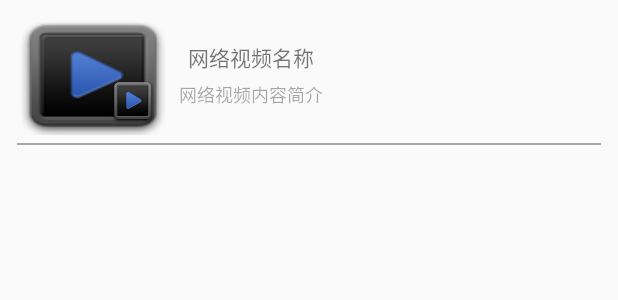
After one commit to ppq19960109/MobilePlay, an Android app: the layout adapt_net_video_pager.xml on its own in the app's theme, with its tools: preview values and no code run, on a phone screen of 412 x 824 dp. The commit adds this screen. Shown: the top 300 px of the screen. Run offline under Robolectric (Android 15) with nearby library versions, the phone set to English and light mode, and no system bars.

Commit message:
V2.0_10.15

```diff
--- a/app/src/main/AndroidManifest.xml
+++ b/app/src/main/AndroidManifest.xml
@@ -7,6 +7,7 @@
         android:icon="@mipmap/ic_launcher"
         android:label="@string/app_name"
         android:roundIcon="@mipmap/ic_launcher_round"
+        android:networkSecurityConfig="@xml/network_security_config"
         android:supportsRtl="true"
         android:theme="@style/AppTheme">
         <activity android:name=".activity.SplashActivity">
--- a/app/src/main/java/com/mobileplay/base/BasePager.java
+++ b/app/src/main/java/com/mobileplay/base/BasePager.java
@@ -20,10 +20,10 @@ public abstract class BasePager extends Fragment {
     }
     public BasePager(Context context) {
         this.context = context;
-        rootView = initView();
+        rootView = initRootView();
     }
 
-    public abstract View initView();
+    public abstract View initRootView();
 
     public void initData() {
     }
--- a/app/src/main/java/com/mobileplay/pager/AudioPager.java
+++ b/app/src/main/java/com/mobileplay/pager/AudioPager.java
@@ -17,7 +17,7 @@ public class AudioPager extends BasePager {
     }
 
     @Override
-    public View initView() {
+    public View initRootView() {
         TextView textView = new TextView(context);
         textView.setText("AudioPager");
         return textView;
--- a/app/src/main/java/com/mobileplay/pager/NetAudioPager.java
+++ b/app/src/main/java/com/mobileplay/pager/NetAudioPager.java
@@ -17,7 +17,7 @@ public class NetAudioPager extends BasePager {
     }
 
     @Override
-    public View initView() {
+    public View initRootView() {
         TextView textView = new TextView(context);
         textView.setText("NetAudioPager");
         return textView;
--- /dev/null
+++ b/app/src/main/res/layout/adapt_net_video_pager.xml
@@ -0,0 +1,68 @@
+<?xml version="1.0" encoding="utf-8"?>
+<RelativeLayout xmlns:android="http://schemas.android.com/apk/res/android"
+    android:layout_width="match_parent"
+    android:padding="3dp"
+    android:minHeight="100dp"
+    android:maxHeight="100dp"
+    android:layout_height="100dp">
+
+    <RelativeLayout
+        android:id="@+id/rl_image"
+        android:layout_centerVertical="true"
+        android:layout_width="wrap_content"
+        android:layout_height="wrap_content">
+
+        <ImageView
+            android:id="@+id/iv_icon"
+            android:layout_width="100dp"
+            android:layout_height="80dp"
+            android:layout_centerVertical="true"
+            android:scaleType="fitXY"
+            android:layout_marginLeft="8dp"
+            android:src="@drawable/video_default_icon" />
+        <ImageView
+            android:layout_width="30dp"
+            android:layout_height="30dp"
+            android:layout_alignBottom="@+id/iv_icon"
+            android:layout_alignRight="@+id/iv_icon"
+            android:layout_marginBottom="8dp"
+            android:layout_marginRight="8dp"
+            android:src="@drawable/video_default_icon" />
+    </RelativeLayout>
+
+    <LinearLayout
+        android:layout_toRightOf="@id/rl_image"
+        android:layout_marginLeft="8dp"
+        android:layout_centerVertical="true"
+        android:orientation="vertical"
+        android:gravity="center"
+        android:layout_width="wrap_content"
+        android:layout_height="wrap_content">
+
+        <TextView
+            android:id="@+id/tv_name"
+            android:layout_width="wrap_content"
+            android:layout_height="wrap_content"
+            android:ellipsize="end"
+            android:lines="1"
+            android:text="网络视频名称"
+            android:textSize="14sp" />
+
+        <TextView
+            android:id="@+id/tv_desc"
+            android:text="网络视频内容简介"
+            android:textSize="12sp"
+            android:layout_marginTop="5dp"
+            android:textColor="#55000000"
+            android:layout_width="wrap_content"
+            android:layout_height="wrap_content"/>
+    </LinearLayout>
+
+    <View
+        android:layout_marginLeft="8dp"
+        android:layout_marginRight="8dp"
+        android:background="#55000000"
+        android:layout_alignParentBottom="true"
+        android:layout_width="match_parent"
+        android:layout_height="1dp"/>
+</RelativeLayout>
--- a/app/src/main/res/layout/media_controller.xml
+++ b/app/src/main/res/layout/media_controller.xml
@@ -21,6 +21,8 @@
                 android:textColor="#ffffff"
                 android:layout_marginLeft="10dp"
                 android:layout_weight="1"
+                android:ellipsize="end"
+                android:lines="1"
                 android:layout_width="wrap_content"
                 android:layout_height="wrap_content" />
             <TextView
@@ -28,6 +30,7 @@
                 android:text="56kb/s"
                 android:textColor="#ffffff"
                 android:textSize="10dp"
+                android:layout_marginLeft="8dp"
                 android:layout_marginRight="5dp"
                 android:layout_width="wrap_content"
                 android:layout_height="wrap_content" />
--- /dev/null
+++ b/app/src/main/res/xml/network_security_config.xml
@@ -0,0 +1,4 @@
+<?xml version="1.0" encoding="utf-8"?>
+<network-security-config>
+    <base-config cleartextTrafficPermitted="true" />
+</network-security-config>
```
Also changed, not shown: app/build.gradle (+6 -1 lines), app/src/main/java/com/mobileplay/Interface/GetRequest_Interface.java (added, +16 -0 lines), app/src/main/java/com/mobileplay/adapter/NetVideoAdapter.java (added, +110 -0 lines), app/src/main/java/com/mobileplay/doamain/Movie.java (added, +133 -0 lines), app/src/main/java/com/mobileplay/doamain/Trailers.java (added, +24 -0 lines), app/src/main/java/com/mobileplay/pager/NetVideoPager.java (+123 -9 lines), app/src/main/java/com/mobileplay/pager/VideoPager.java (+4 -3 lines), app/src/main/res/layout/fragment_net_video.xml (added, +26 -0 lines), 82 other files.
